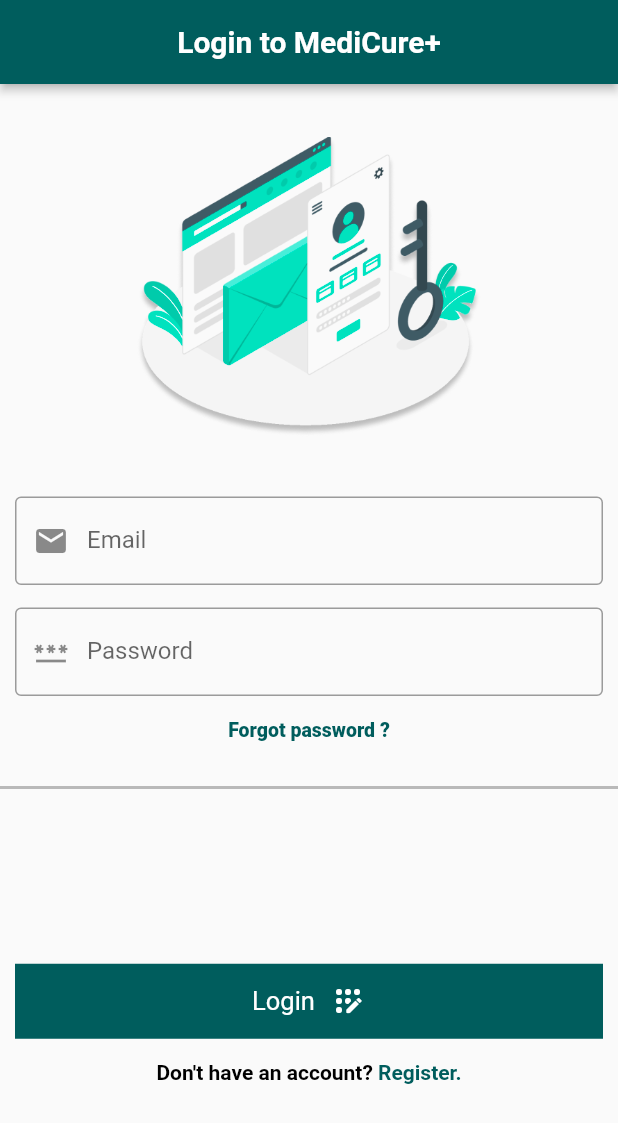
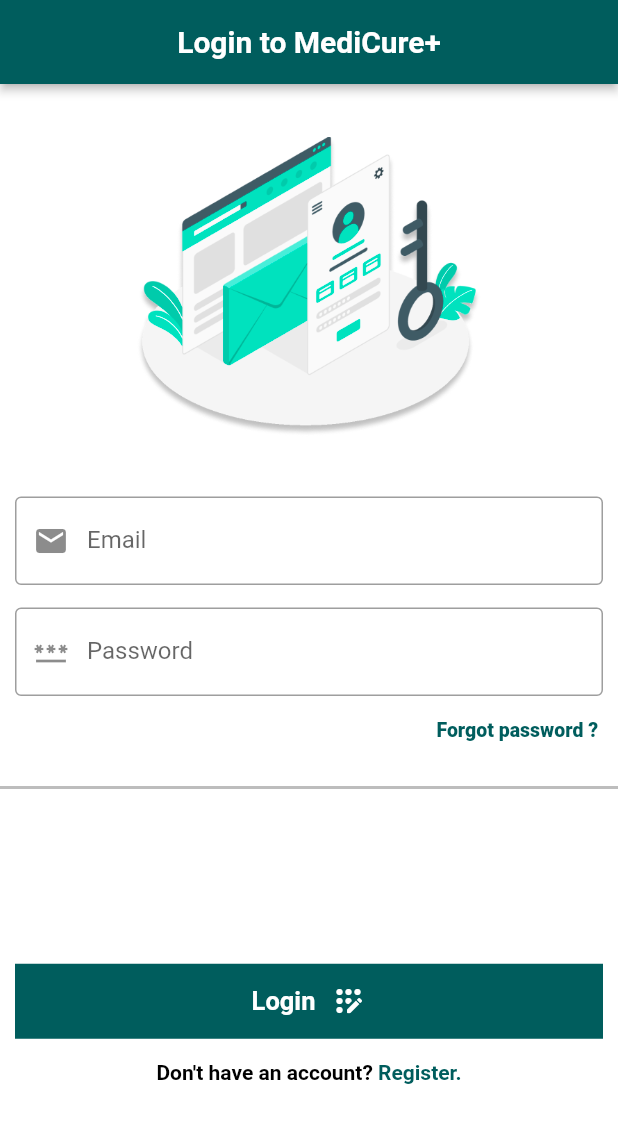
Before and after one commit to chamod-lakshitha/SDGP, a Flutter app: the Login screen opened directly, on a phone screen of 412 x 824 dp. Shown: the top 1123 px of the screen. Run offline on Flutter 3.47's test engine with Material 2 defaults, Android fonts, the light colour scheme and no system bars; our stand-ins replace carousel_slider, dio, flutter_dotenv, flutter_easyloading, google_fonts, page_transition and 1 more; accounts and stored records are empty.

Commit message:
Update Login.dart

```diff
--- a/lib/Login.dart
+++ b/lib/Login.dart
@@ -5,6 +5,7 @@ import 'package:google_fonts/google_fonts.dart';
 import 'package:page_transition/page_transition.dart';
 import 'package:shared_preferences/shared_preferences.dart';
 
+import 'Home.dart';
 import 'Welcome.dart';
 
 class Login extends StatefulWidget {
@@ -36,12 +37,14 @@ class _LoginState extends State<Login> {
   setUserId(userID) async {
     SharedPreferences pref = await SharedPreferences.getInstance();
     pref.setInt("userID", userID);
+    print(pref.getInt("userID"));
   }
 
   Future<bool> sendLoginDetails() async {
     try {
+      print("came");
       var response = await Dio().post(
-          "http://" + (dotenv.env['IPV_4'])! + ":8000/api/user/login",
+          (dotenv.env['server'])! + "api/user/login",
           data: {"email": _email, "password": _password});
       if (response.data["success"]) {
         setUserId(response.data["userID"]);
@@ -59,6 +62,7 @@ class _LoginState extends State<Login> {
     return WillPopScope(
       onWillPop: _onWillPop,
       child: Scaffold(
+        backgroundColor: Colors.white,
         appBar: AppBar(
           title: Text(
             "Login to MediCure+",
@@ -156,14 +160,17 @@ class _LoginState extends State<Login> {
                       const SizedBox(
                         height: 15,
                       ),
-                      Text(
-                        "Forgot password ?",
-                        textAlign: TextAlign.right,
-                        style: GoogleFonts.roboto(
-                          textStyle: const TextStyle(
-                            fontWeight: FontWeight.w800,
-                            fontSize: 13,
-                            color: Color.fromRGBO(0, 93, 93, 1),
+                      Container(
+                        width: double.infinity - 10,
+                        alignment: Alignment.centerRight,
+                        child: Text(
+                          "Forgot password ? ",
+                          style: GoogleFonts.roboto(
+                            textStyle: const TextStyle(
+                              fontWeight: FontWeight.w800,
+                              fontSize: 13,
+                              color: Color.fromRGBO(0, 93, 93, 1),
+                            ),
                           ),
                         ),
                       ),
@@ -189,28 +196,28 @@ class _LoginState extends State<Login> {
             ),
             Center(
               child: GestureDetector(
-                // onTap: () async {
-                //   if (_formKey.currentState!.validate()) {
-                //     bool flag = await sendLoginDetails();
-                //     if (flag) {
-                //       // ignore: use_build_context_synchronously
-                //       Navigator.pushReplacement(
-                //         context,
-                //         PageTransition(
-                //           child: Home(selectedIndex: 0),
-                //           type: PageTransitionType.leftToRight,
-                //         ),
-                //       );
-                //     } else {
-                //       // ignore: use_build_context_synchronously
-                //       ScaffoldMessenger.of(context).showSnackBar(
-                //         const SnackBar(
-                //           content: Text("Invalid Email or Password."),
-                //         ),
-                //       );
-                //     }
-                //   }
-                // },
+                onTap: () async {
+                  if (_formKey.currentState!.validate()) {
+                    bool flag = await sendLoginDetails();
+                    if (flag) {
+                      // ignore: use_build_context_synchronously
+                      Navigator.pushReplacement(
+                        context,
+                        PageTransition(
+                          child: Home(selectedIndex: 0),
+                          type: PageTransitionType.leftToRight,
+                        ),
+                      );
+                    } else {
+                      // ignore: use_build_context_synchronously
+                      ScaffoldMessenger.of(context).showSnackBar(
+                        const SnackBar(
+                          content: Text("Invalid Email or Password."),
+                        ),
+                      );
+                    }
+                  }
+                },
                 child: Container(
                   margin: const EdgeInsets.only(top: 455),
                   color: const Color.fromRGBO(0, 93, 93, 1),
@@ -221,7 +228,11 @@ class _LoginState extends State<Login> {
                     children: const [
                       Text(
                         "Login",
-                        style: TextStyle(color: Colors.white, fontSize: 17),
+                        style: TextStyle(
+                          color: Colors.white,
+                          fontSize: 17,
+                          fontWeight: FontWeight.bold,
+                        ),
                       ),
                       SizedBox(
                         width: 10,
@@ -239,15 +250,15 @@ class _LoginState extends State<Login> {
               margin: const EdgeInsets.only(top: 550),
               child: Center(
                 child: GestureDetector(
-                  onTap: () {
-                    // Navigator.pushReplacement(
-                    //   context,
-                    //   PageTransition(
-                    //     child: const Register(),
-                    //     type: PageTransitionType.leftToRight,
-                    //   ),
-                    // );
-                  },
+                  // onTap: () {
+                  //   Navigator.pushReplacement(
+                  //     context,
+                  //     PageTransition(
+                  //       child: const Register(),
+                  //       type: PageTransitionType.leftToRight,
+                  //     ),
+                  //   );
+                  // },
                   child: RichText(
                     text: const TextSpan(
                       children: [
```
